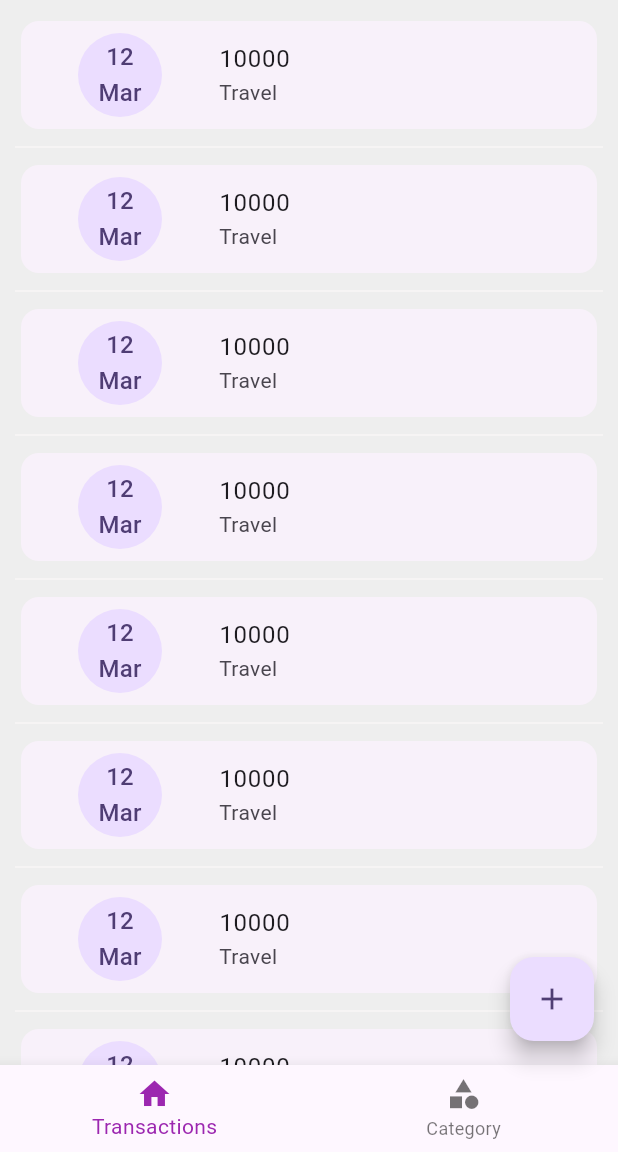
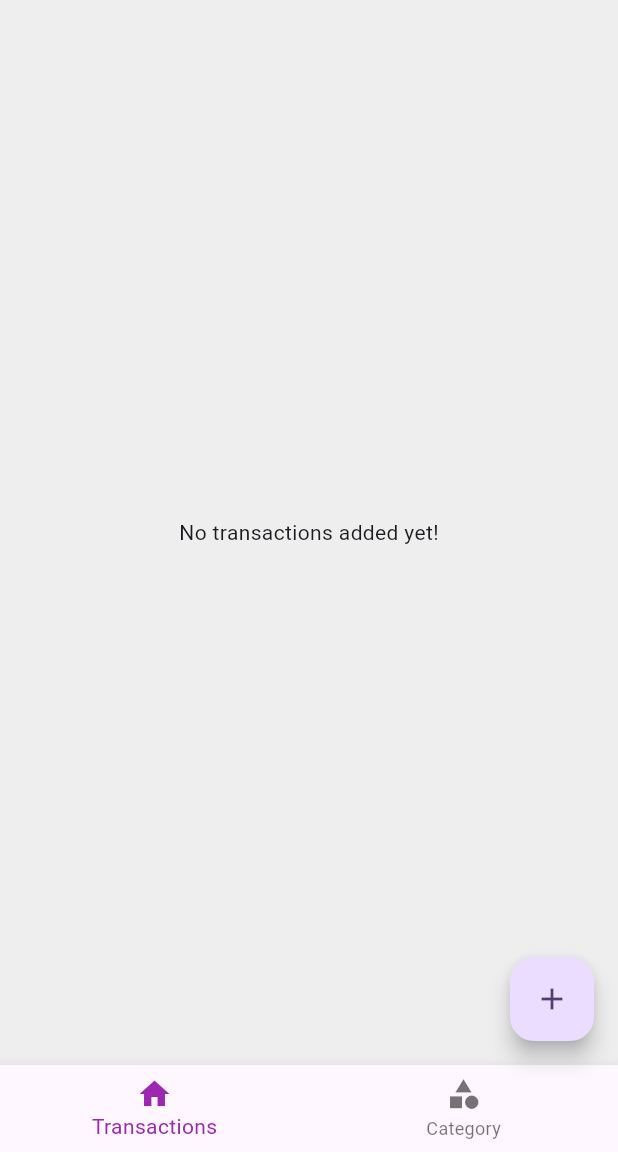
Before and after one commit to aboobackersiddeeq/money_management_flutter_app, a Flutter app: the screen it shows after launch, on a phone screen of 412 x 824 dp, the part 84-1236 px from its top. Run offline on Flutter 3.47's test engine with Material 3 defaults, Android fonts, the phone set to English and light mode, and no system bars; our stand-ins replace hive_flutter; accounts and stored records are empty.

Commit message:
feat: Enhance transaction management with database integration and UI updates

```diff
--- a/lib/db/transaction/transaction_db.dart
+++ b/lib/db/transaction/transaction_db.dart
@@ -1,3 +1,4 @@
+import 'package:flutter/foundation.dart';
 import 'package:hive_flutter/hive_flutter.dart';
 import 'package:money_management/models/transaction/transaction_modal.dart';
 
@@ -27,9 +28,9 @@ class TransactionDb implements TransactionDbFunctions {
   }
 
   @override
-  Future<List<TransactionModal>> getAllTransactions() {
-    // TODO: implement getAllTransactions
-    throw UnimplementedError();
+  Future<List<TransactionModal>> getAllTransactions()async {
+   final db =  await Hive.openBox<TransactionModal>(TRANSACTION_DB_NAME);
+   return db.values.toList();
   }
 
   @override
@@ -43,4 +44,9 @@ class TransactionDb implements TransactionDbFunctions {
     // TODO: implement updateTransaction
     throw UnimplementedError();
   }
+
+  ValueListenable<Box<TransactionModal>> listenToTransactions() {
+    final transactionDb = Hive.box<TransactionModal>(TRANSACTION_DB_NAME);
+    return transactionDb.listenable();
+  }
 }
--- a/lib/main.dart
+++ b/lib/main.dart
@@ -1,6 +1,7 @@
 import 'package:flutter/material.dart';
 import 'package:hive_flutter/hive_flutter.dart';
 import 'package:money_management/db/category/category_db.dart';
+import 'package:money_management/db/transaction/transaction_db.dart';
 import 'package:money_management/models/category/category_model.dart';
 import 'package:money_management/models/transaction/transaction_modal.dart';
 import 'package:money_management/screens/home/home_screen.dart';
@@ -19,6 +20,7 @@ void main() async {
   }
   // ensure box is open to listen when list
   await Hive.openBox<CategoryModal>(CATEGORY_DB_NAME);
+  await Hive.openBox<TransactionModal>(TRANSACTION_DB_NAME);
   runApp(const MyApp());
 }
 
--- a/lib/screens/transactions/transaction_screen.dart
+++ b/lib/screens/transactions/transaction_screen.dart
@@ -1,28 +1,53 @@
 import 'package:flutter/material.dart';
+import 'package:hive_flutter/hive_flutter.dart';
+import 'package:money_management/db/transaction/transaction_db.dart';
+import 'package:money_management/models/transaction/transaction_modal.dart';
 
 class TransactionScreen extends StatelessWidget {
   const TransactionScreen({super.key});
 
   @override
   Widget build(BuildContext context) {
+    final db = TransactionDb.instance;
+    return ValueListenableBuilder(
+      valueListenable: db.listenToTransactions(),
+      builder: (context, Box<TransactionModal> box, _) {
+        final transactions = box.values.toList();
+        if (transactions.isEmpty) {
+          return const Center(child: Text('No transactions added yet!'));
+        }
         return ListView.separated(
           padding: const EdgeInsets.all(10),
           itemBuilder: (ctx, index) {
-        return const Card(
+            final transaction = transactions[index];
+            return Card(
               elevation: 0,
               child: ListTile(
                 leading: CircleAvatar(
                   radius: 50,
-              child: Text('12\nMar',textAlign:TextAlign.center,)),
-            title: Text("10000"),
-            subtitle: Text("Travel"),
+                  child: Text(
+                    transaction.date.toString().split('-')[1],
+                    style: const TextStyle(fontWeight: FontWeight.bold),
+                    textAlign: TextAlign.center,
+                  ),
+                ),
+                title: Text(transaction.amount.toString()),
+                trailing: Column(
+                  children: [
+                    Text(transaction.category.name),
+                    Text(transaction.type.name),
+                  ],
+                ),
+                subtitle: Text(transaction.purpose.toString()),
               ),
             );
           },
           separatorBuilder: (ctx, index) {
             return Divider(color: const Color.fromARGB(255, 248, 246, 246));
           },
-      itemCount: 10,
+          itemCount: transactions.length,
+        );
+      },
     );
   }
 }
```
Lines whose indentation alone changed are shown as unchanged.
